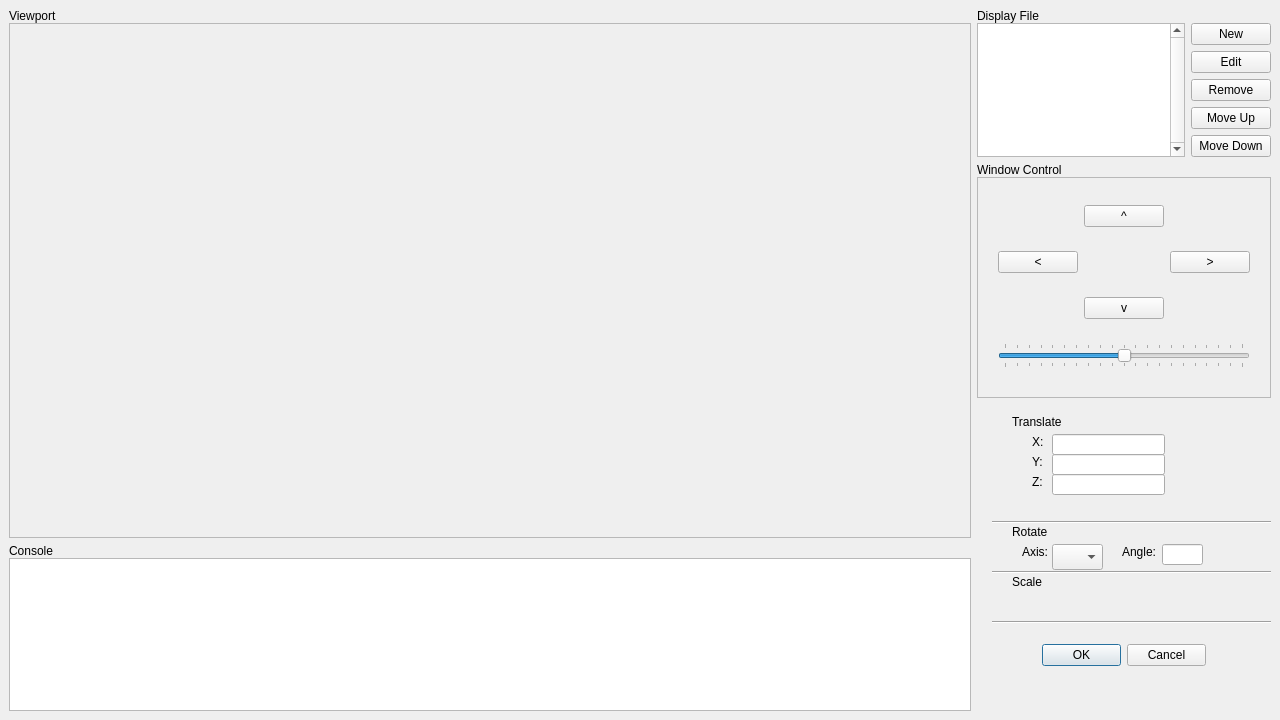
First picture: the form in data/main.ui, repository RamAddict/Interactive-Graphical-System, before the edit.
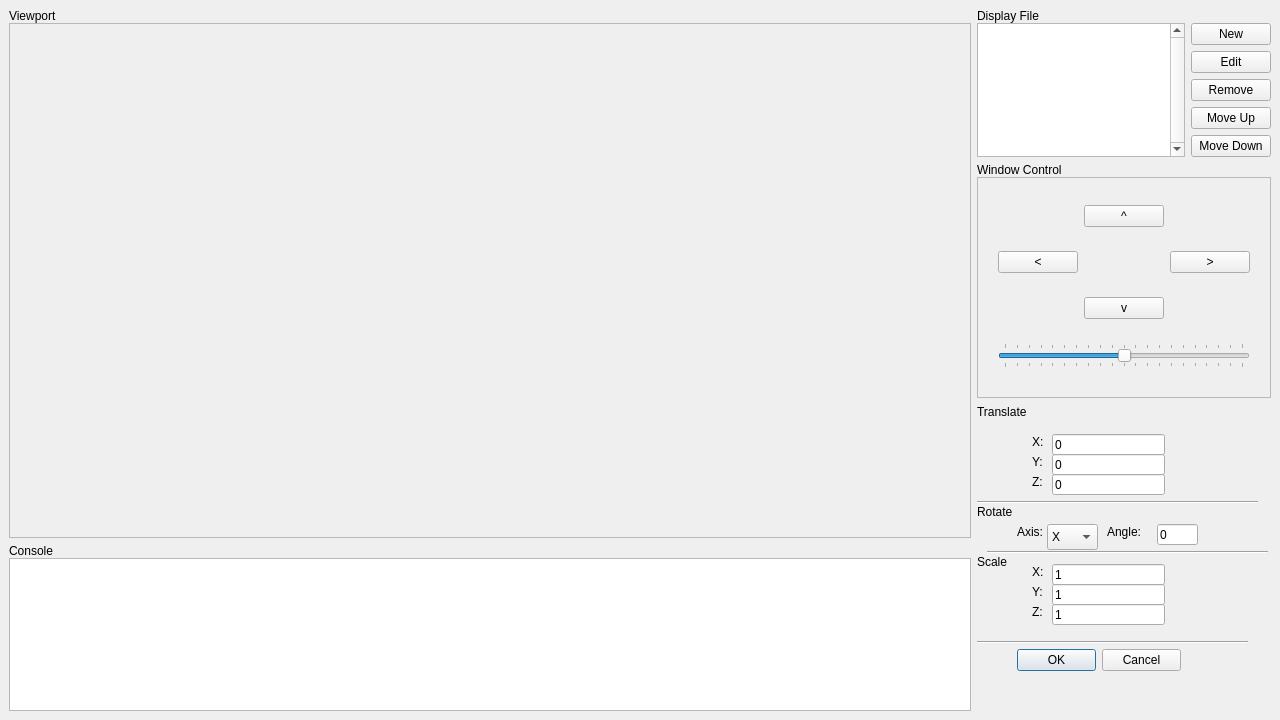
Second picture: the form after the edit. The open tabs and pages were chosen to show the change.

Commit message: Make translation, buttons now are connected

```diff
--- a/data/main.ui
+++ b/data/main.ui
@@ -438,8 +438,8 @@
        <widget class="QLabel" name="angle_label">
         <property name="geometry">
          <rect>
-          <x>145</x>
-          <y>140</y>
+          <x>130</x>
+          <y>120</y>
           <width>41</width>
           <height>16</height>
          </rect>
@@ -451,8 +451,8 @@
        <widget class="QLabel" name="rotate_label">
         <property name="geometry">
          <rect>
-          <x>35</x>
-          <y>120</y>
+          <x>0</x>
+          <y>100</y>
           <width>41</width>
           <height>16</height>
          </rect>
@@ -490,8 +490,8 @@
        <widget class="Line" name="line_3">
         <property name="geometry">
          <rect>
-          <x>15</x>
-          <y>210</y>
+          <x>-10</x>
+          <y>230</y>
           <width>281</width>
           <height>16</height>
          </rect>
@@ -503,18 +503,21 @@
        <widget class="QLineEdit" name="rotate_angle_input">
         <property name="geometry">
          <rect>
-          <x>185</x>
-          <y>140</y>
+          <x>180</x>
+          <y>120</y>
           <width>41</width>
           <height>21</height>
          </rect>
         </property>
+        <property name="text">
+         <string>0</string>
+        </property>
        </widget>
        <widget class="QLabel" name="axis_label">
         <property name="geometry">
          <rect>
-          <x>45</x>
-          <y>140</y>
+          <x>40</x>
+          <y>120</y>
           <width>31</width>
           <height>16</height>
          </rect>
@@ -526,8 +529,8 @@
        <widget class="QLabel" name="transate_label">
         <property name="geometry">
          <rect>
-          <x>35</x>
-          <y>10</y>
+          <x>0</x>
+          <y>0</y>
           <width>60</width>
           <height>16</height>
          </rect>
@@ -545,12 +548,15 @@
           <height>21</height>
          </rect>
         </property>
+        <property name="text">
+         <string>0</string>
+        </property>
        </widget>
        <widget class="QLabel" name="scale_label">
         <property name="geometry">
          <rect>
-          <x>35</x>
-          <y>170</y>
+          <x>0</x>
+          <y>150</y>
           <width>41</width>
           <height>16</height>
          </rect>
@@ -568,6 +574,9 @@
           <height>21</height>
          </rect>
         </property>
+        <property name="text">
+         <string>0</string>
+        </property>
         <property name="readOnly">
          <bool>true</bool>
         </property>
@@ -581,12 +590,15 @@
           <height>21</height>
          </rect>
         </property>
+        <property name="text">
+         <string>0</string>
+        </property>
        </widget>
        <widget class="QDialogButtonBox" name="trs_box_confirm">
         <property name="geometry">
          <rect>
-          <x>65</x>
-          <y>235</y>
+          <x>40</x>
+          <y>240</y>
           <width>164</width>
           <height>32</height>
          </rect>
@@ -598,8 +610,8 @@
        <widget class="Line" name="line">
         <property name="geometry">
          <rect>
-          <x>15</x>
-          <y>110</y>
+          <x>0</x>
+          <y>90</y>
           <width>281</width>
           <height>16</height>
          </rect>
@@ -611,8 +623,8 @@
        <widget class="Line" name="line_2">
         <property name="geometry">
          <rect>
-          <x>15</x>
-          <y>160</y>
+          <x>10</x>
+          <y>140</y>
           <width>281</width>
           <height>16</height>
          </rect>
@@ -624,11 +636,107 @@
        <widget class="QComboBox" name="rotate_axis_select">
         <property name="geometry">
          <rect>
-          <x>75</x>
-          <y>140</y>
+          <x>70</x>
+          <y>120</y>
           <width>51</width>
           <height>26</height>
          </rect>
+        </property>
+        <item>
+         <property name="text">
+          <string>X</string>
+         </property>
+        </item>
+        <item>
+         <property name="text">
+          <string>Y</string>
+         </property>
+        </item>
+        <item>
+         <property name="text">
+          <string>Z</string>
+         </property>
+        </item>
+       </widget>
+       <widget class="QLabel" name="scale_x_label">
+        <property name="geometry">
+         <rect>
+          <x>55</x>
+          <y>160</y>
+          <width>16</width>
+          <height>16</height>
+         </rect>
+        </property>
+        <property name="text">
+         <string>X:</string>
+        </property>
+       </widget>
+       <widget class="QLabel" name="scale_y_label">
+        <property name="geometry">
+         <rect>
+          <x>55</x>
+          <y>180</y>
+          <width>16</width>
+          <height>16</height>
+         </rect>
+        </property>
+        <property name="text">
+         <string>Y:</string>
+        </property>
+       </widget>
+       <widget class="QLabel" name="scale_z_label">
+        <property name="geometry">
+         <rect>
+          <x>55</x>
+          <y>200</y>
+          <width>16</width>
+          <height>16</height>
+         </rect>
+        </property>
+        <property name="text">
+         <string>Z:</string>
+        </property>
+       </widget>
+       <widget class="QLineEdit" name="scale_x">
+        <property name="geometry">
+         <rect>
+          <x>75</x>
+          <y>160</y>
+          <width>113</width>
+          <height>21</height>
+         </rect>
+        </property>
+        <property name="text">
+         <string>1</string>
+        </property>
+       </widget>
+       <widget class="QLineEdit" name="scale_y">
+        <property name="geometry">
+         <rect>
+          <x>75</x>
+          <y>180</y>
+          <width>113</width>
+          <height>21</height>
+         </rect>
+        </property>
+        <property name="text">
+         <string>1</string>
+        </property>
+       </widget>
+       <widget class="QLineEdit" name="scale_z">
+        <property name="geometry">
+         <rect>
+          <x>75</x>
+          <y>200</y>
+          <width>113</width>
+          <height>21</height>
+         </rect>
+        </property>
+        <property name="text">
+         <string>1</string>
+        </property>
+        <property name="readOnly">
+         <bool>true</bool>
         </property>
        </widget>
       </widget>
```
Left out of the diff: 6 changed lines with no effect on the pictures. The commit also changes 5 other files.
